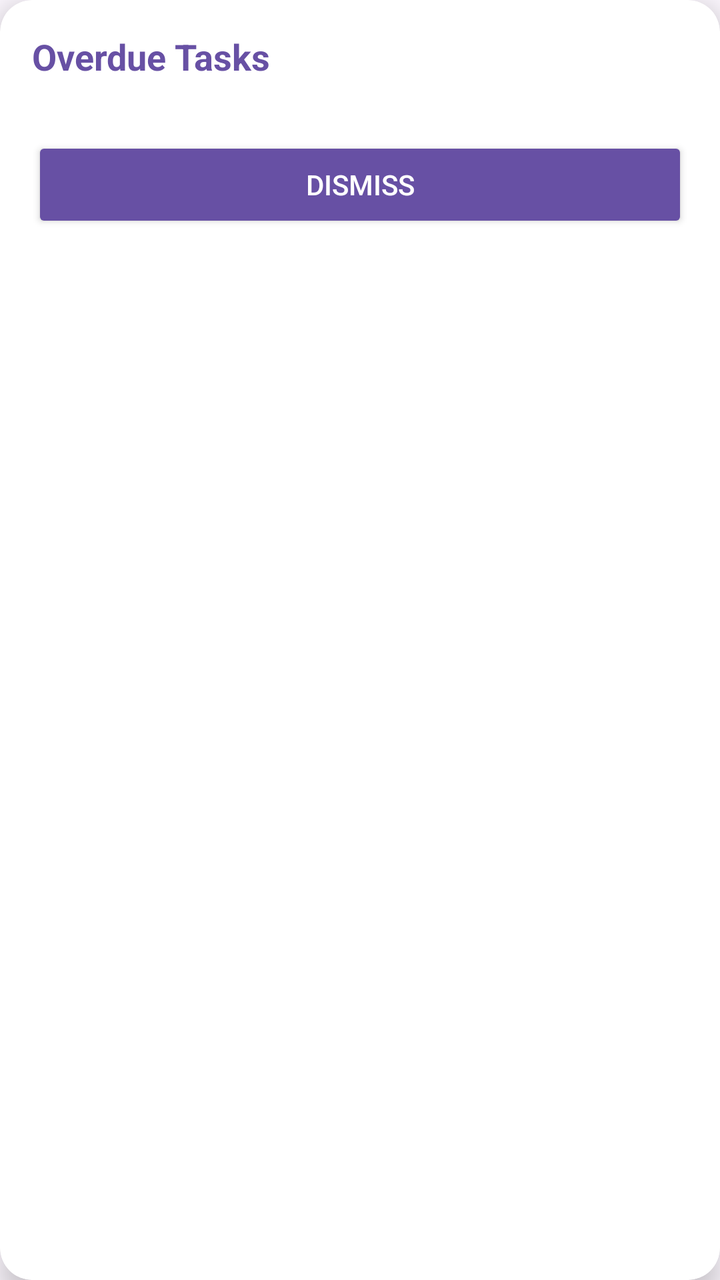
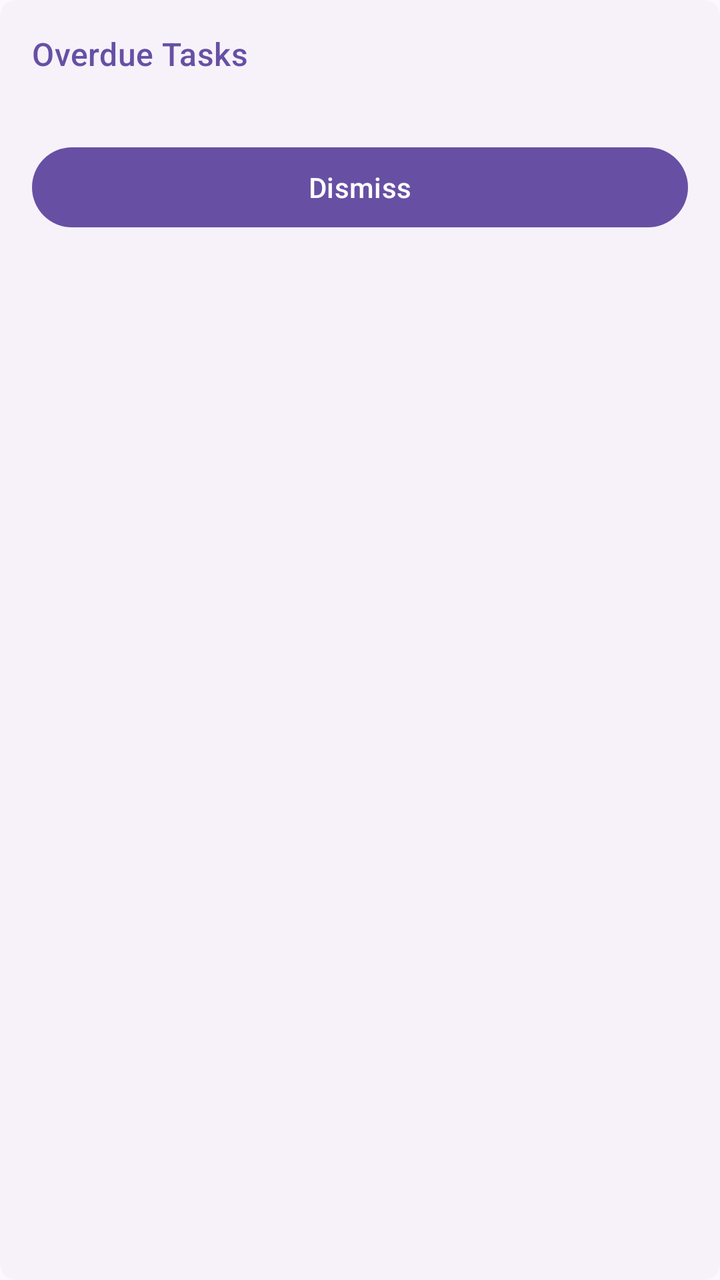

The first picture is an Android layout as it rendered before a commit; the second is the same layout after the commit. The layout source and the unified diff follow.
<!-- AndroidManifest.xml: application theme Theme.Exam -->
<!-- res/layout/floating_notification.xml -->
<?xml version="1.0" encoding="utf-8"?>
<androidx.cardview.widget.CardView xmlns:android="http://schemas.android.com/apk/res/android"
    xmlns:app="http://schemas.android.com/apk/res-auto"
    android:layout_width="match_parent"
    android:layout_height="wrap_content"
    android:layout_margin="16dp"
    app:cardCornerRadius="16dp"
    app:cardElevation="8dp">

    <LinearLayout
        android:layout_width="match_parent"
        android:layout_height="wrap_content"
        android:orientation="vertical"
        android:padding="16dp">

        <TextView
            android:id="@+id/notification_title"
            android:layout_width="match_parent"
            android:layout_height="wrap_content"
            android:text="@string/notification_title"
            android:textSize="18sp"
            android:textStyle="bold"
            android:textColor="?attr/colorPrimary"
            android:layout_marginBottom="12dp" />

        <androidx.recyclerview.widget.RecyclerView
            android:id="@+id/notification_tasks_recycler"
            android:layout_width="match_parent"
            android:layout_height="wrap_content"
            android:layout_marginBottom="16dp"
            android:maxHeight="200dp" />

        <Button
            android:id="@+id/notification_dismiss_button"
            android:layout_width="match_parent"
            android:layout_height="wrap_content"
            android:text="@string/notification_dismiss"
            android:backgroundTint="?attr/colorPrimary"
            android:textColor="?attr/colorOnPrimary" />

    </LinearLayout>
</androidx.cardview.widget.CardView>
<!-- resources referenced by this layout -->
<resources>
  <string name="notification_dismiss">Dismiss</string>
  <string name="notification_title">Overdue Tasks</string>
  <style name="Theme.Exam" parent="Base.Theme.Exam" />
  <style name="Base.Theme.Exam" parent="Theme.Material3.DayNight.NoActionBar">
          
          <item name="colorPrimary">@color/md_primary</item>
          <item name="colorPrimaryVariant">@color/md_primary_container</item>
          <item name="colorOnPrimary">@color/md_on_primary</item>
          
          <item name="colorSecondary">@color/md_secondary</item>
          <item name="colorSecondaryVariant">@color/md_secondary_container</item>
          <item name="colorOnSecondary">@color/md_on_secondary</item>
          
          <item name="colorTertiary">@color/md_tertiary</item>
          <item name="colorOnTertiary">@color/md_on_tertiary</item>
          
          <item name="android:statusBarColor">@android:color/transparent</item>
          <item name="android:windowLightStatusBar">true</item>
          
          <item name="colorSurface">@color/md_surface</item>
          <item name="colorOnSurface">@color/md_on_surface</item>
          <item name="colorSurfaceVariant">@color/md_surface_variant</item>
          <item name="colorOnSurfaceVariant">@color/md_on_surface_variant</item>
          
          <item name="android:colorBackground">@color/md_background</item>
          <item name="colorOnBackground">@color/md_on_background</item>
          
          <item name="colorError">@color/md_error</item>
          <item name="colorOnError">@color/md_on_error</item>
      </style>
  <color name="md_primary">#FF6750A4</color>
  <color name="md_primary_container">#FFE9DDFF</color>
  <color name="md_on_primary">#FFFFFFFF</color>
  <color name="md_secondary">#FF625B71</color>
  <color name="md_secondary_container">#FFE8DEF8</color>
  <color name="md_on_secondary">#FFFFFFFF</color>
  <color name="md_tertiary">#FF7E5260</color>
  <color name="md_on_tertiary">#FFFFFFFF</color>
  <color name="md_surface">#FFF7F2FA</color>
  <color name="md_on_surface">#FF1C1B1F</color>
  <color name="md_surface_variant">#FFE7E0EC</color>
  <color name="md_on_surface_variant">#FF49454E</color>
  <color name="md_background">#FFFDF8FF</color>
  <color name="md_on_background">#FF1C1B1F</color>
  <color name="md_error">#FFB3261E</color>
  <color name="md_on_error">#FFFFFFFF</color>
</resources>

<!-- the commit's change to res/layout/floating_notification.xml (unified diff, before → after) -->
@@ -3,9 +3,9 @@
     xmlns:app="http://schemas.android.com/apk/res-auto"
     android:layout_width="match_parent"
     android:layout_height="wrap_content"
-    android:layout_margin="16dp"
-    app:cardCornerRadius="16dp"
-    app:cardElevation="8dp">
+    app:cardCornerRadius="8dp"
+    app:cardElevation="0dp"
+    app:cardBackgroundColor="?attr/colorSurface">
 
     <LinearLayout
         android:layout_width="match_parent"
@@ -18,24 +18,25 @@
             android:layout_width="match_parent"
             android:layout_height="wrap_content"
             android:text="@string/notification_title"
-            android:textSize="18sp"
-            android:textStyle="bold"
+            android:textAppearance="@style/TextAppearance.Material3.TitleMedium"
             android:textColor="?attr/colorPrimary"
-            android:layout_marginBottom="12dp" />
+            android:layout_marginBottom="16dp" />
 
         <androidx.recyclerview.widget.RecyclerView
             android:id="@+id/notification_tasks_recycler"
             android:layout_width="match_parent"
             android:layout_height="wrap_content"
             android:layout_marginBottom="16dp"
-            android:maxHeight="200dp" />
+            android:nestedScrollingEnabled="true"
+            android:maxHeight="300dp"
+            android:overScrollMode="never" />
 
-        <Button
+        <com.google.android.material.button.MaterialButton
             android:id="@+id/notification_dismiss_button"
+            style="@style/Widget.Material3.Button"
             android:layout_width="match_parent"
             android:layout_height="wrap_content"
             android:text="@string/notification_dismiss"
-            android:backgroundTint="?attr/colorPrimary"
             android:textColor="?attr/colorOnPrimary" />
 
     </LinearLayout>
